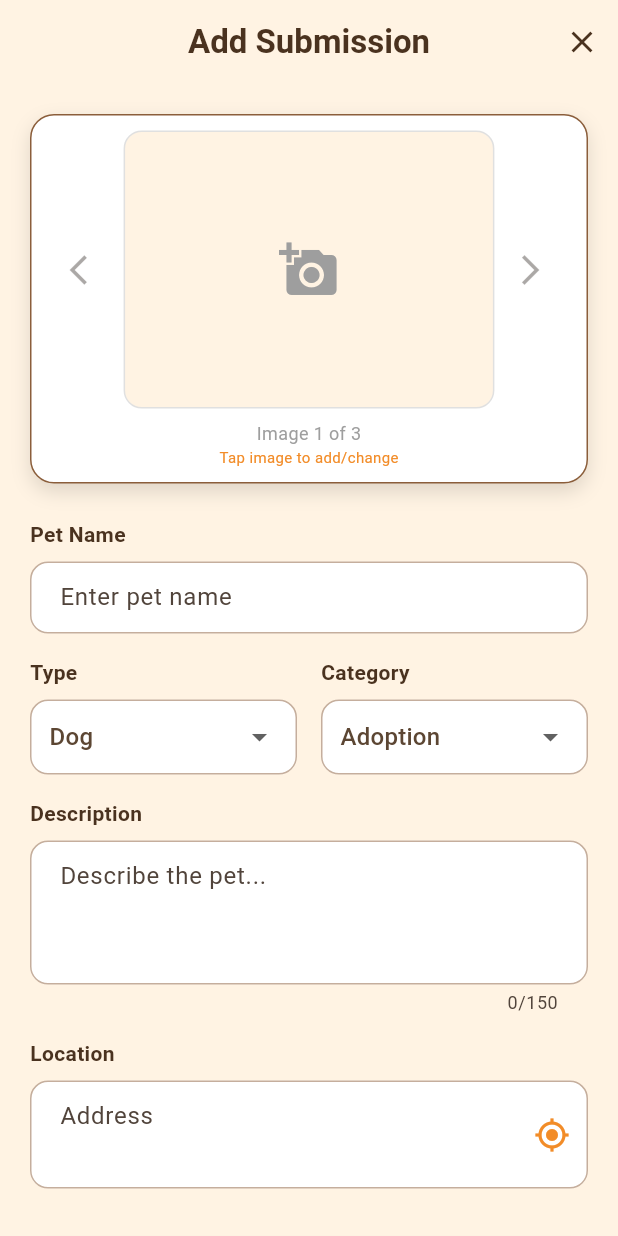
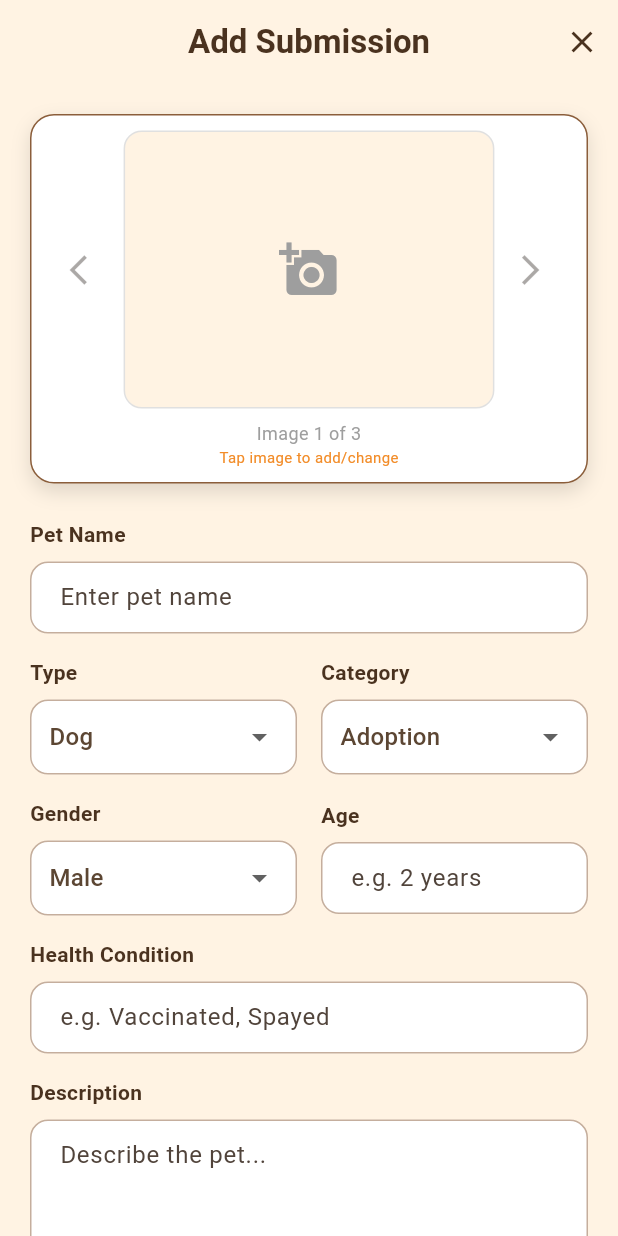
Before and after one commit to RidhwanAC/app_pawpal2, a Flutter app: the AddSubmissionScreen screen opened directly with empty values, on a phone screen of 412 x 824 dp. Run offline on Flutter 3.47's test engine with Material 3 defaults, Android fonts, the phone set to English and light mode, and no system bars; our stand-ins replace geocoding, geolocator, image_cropper, image_picker, shared_preferences; accounts and stored records are empty.

Commit message:
cp2-added explore submissions, add adoption

```diff
--- a/lib/models/pet.dart
+++ b/lib/models/pet.dart
@@ -1,49 +1,73 @@
 class Pet {
   String? petId;
+  String? userId;
+  String? userName;
   String? petName;
   String? petType;
   String? category;
+  String? gender;
+  String? age;
+  String? health;
   String? description;
   String? imagePaths;
   String? lat;
   String? lng;
   String? createdAt;
+  String? status;
 
   Pet({
     this.petId,
+    this.userId,
+    this.userName,
     this.petName,
     this.petType,
     this.category,
+    this.gender,
+    this.age,
+    this.health,
     this.description,
     this.imagePaths,
     this.lat,
     this.lng,
     this.createdAt,
+    this.status,
   });
 
   Pet.fromJson(Map<String, dynamic> json) {
     petId = json['pet_id'].toString();
+    userId = json['user_id'].toString();
+    userName = json['user_name'];
     petName = json['pet_name'];
     petType = json['pet_type'];
     category = json['category'];
+    gender = json['gender'];
+    age = json['age'];
+    health = json['health'];
     description = json['description'];
     imagePaths = json['image_paths'];
     lat = json['lat'].toString();
     lng = json['lng'].toString();
     createdAt = json['created_at'];
+    status = json['status'];
   }
 
   Map<String, dynamic> toJson() {
     final Map<String, dynamic> pet = <String, dynamic>{};
     pet['pet_id'] = petId;
+    pet['user_id'] = userId;
+    pet['user_name'] = userName;
     pet['pet_name'] = petName;
     pet['pet_type'] = petType;
     pet['category'] = category;
+    pet['gender'] = gender;
+    pet['age'] = age;
+    pet['health'] = health;
     pet['description'] = description;
     pet['image_paths'] = imagePaths;
     pet['lat'] = lat;
     pet['lng'] = lng;
     pet['created_at'] = createdAt;
+    pet['status'] = status;
     return pet;
   }
 }
--- a/lib/models/user.dart
+++ b/lib/models/user.dart
@@ -32,6 +32,7 @@ class User {
     user['user_id'] = userId;
     user['user_name'] = name;
     user['user_email'] = email;
+    user['user_password'] = password;
     user['user_phone'] = phone;
     user['profile_image'] = profileImage;
     user['reg_date'] = regDate;
--- a/lib/views/login.dart
+++ b/lib/views/login.dart
@@ -156,9 +156,11 @@ class _LoginViewState extends State<LoginView> {
     SharedPreferences prefs = await SharedPreferences.getInstance();
     if (isChecked) {
       prefs.setString('email', emailController.text);
+      prefs.setString('password', passwordController.text);
       prefs.setBool('rememberMe', isChecked);
     } else {
       prefs.remove('email');
+      prefs.remove('password');
       prefs.remove('rememberMe');
     }
   }
@@ -168,7 +170,9 @@ class _LoginViewState extends State<LoginView> {
       bool? rememberMe = prefs.getBool('rememberMe');
       if (rememberMe != null && rememberMe) {
         String? email = prefs.getString('email');
+        String? password = prefs.getString('password');
         emailController.text = email ?? '';
+        passwordController.text = password ?? '';
         isChecked = true;
         setState(() {});
       }
--- a/lib/views/sc_addsubmission.dart
+++ b/lib/views/sc_addsubmission.dart
@@ -22,15 +22,19 @@ class AddSubmissionScreen extends StatefulWidget {
 class _AddSubmissionScreenState extends State<AddSubmissionScreen> {
   // Form field controllers
   final TextEditingController petNameController = TextEditingController();
+  final TextEditingController ageController = TextEditingController();
+  final TextEditingController healthController = TextEditingController();
   final TextEditingController descriptionController = TextEditingController();
   final TextEditingController addressController = TextEditingController();
 
   // Dropdown values
   String? selectedPetType = 'Dog';
   String? selectedCategory = 'Adoption';
+  String? selectedGender = 'Male';
 
   final List<String> petTypes = ['Dog', 'Cat', 'Rabbit', 'Other'];
   final List<String> categories = ['Adoption', 'Donation'];
+  final List<String> genders = ['Male', 'Female', 'Unknown'];
 
   List<File?> images = [null, null, null];
   List<Uint8List?> webImages = [null, null, null];
@@ -41,6 +45,8 @@ class _AddSubmissionScreenState extends State<AddSubmissionScreen> {
   @override
   void dispose() {
     petNameController.dispose();
+    ageController.dispose();
+    healthController.dispose();
     descriptionController.dispose();
     addressController.dispose();
     super.dispose();
@@ -224,6 +230,61 @@ class _AddSubmissionScreenState extends State<AddSubmissionScreen> {
                   ),
                 ),
               ],
+            ),
+            const SizedBox(height: 16),
+
+            Row(
+              children: [
+                Expanded(
+                  child: Column(
+                    crossAxisAlignment: CrossAxisAlignment.start,
+                    children: [
+                      _buildLabel("Gender"),
+                      Container(
+                        padding: const EdgeInsets.symmetric(horizontal: 12),
+                        decoration: _boxDecoration(),
+                        child: DropdownButtonHideUnderline(
+                          child: DropdownButton<String>(
+                            value: selectedGender,
+                            isExpanded: true,
+                            items: genders.map((String value) {
+                              return DropdownMenuItem<String>(
+                                value: value,
+                                child: Text(value),
+                              );
+                            }).toList(),
+                            onChanged: (String? newValue) {
+                              setState(() {
+                                selectedGender = newValue!;
+                              });
+                            },
+                          ),
+                        ),
+                      ),
+                    ],
+                  ),
+                ),
+                const SizedBox(width: 16),
+                Expanded(
+                  child: Column(
+                    crossAxisAlignment: CrossAxisAlignment.start,
+                    children: [
+                      _buildLabel("Age"),
+                      TextField(
+                        controller: ageController,
+                        decoration: _inputDecoration("e.g. 2 years"),
+                      ),
+                    ],
+                  ),
+                ),
+              ],
+            ),
+            const SizedBox(height: 16),
+
+            _buildLabel("Health Condition"),
+            TextField(
+              controller: healthController,
+              decoration: _inputDecoration("e.g. Vaccinated, Spayed"),
             ),
             const SizedBox(height: 16),
 
@@ -586,6 +647,8 @@ class _AddSubmissionScreenState extends State<AddSubmissionScreen> {
       return;
     }
     if (petNameController.text.isEmpty ||
+        ageController.text.isEmpty ||
+        healthController.text.isEmpty ||
         descriptionController.text.isEmpty ||
         addressController.text.isEmpty) {
       ScaffoldMessenger.of(context).showSnackBar(
@@ -624,6 +687,9 @@ class _AddSubmissionScreenState extends State<AddSubmissionScreen> {
     String petName = petNameController.text.trim();
     String petType = selectedPetType!;
     String category = selectedCategory!;
+    String gender = selectedGender!;
+    String age = ageController.text.trim();
+    String health = healthController.text.trim();
     String description = descriptionController.text.trim();
     String lat = currentPosition!.latitude.toString();
     String lng = currentPosition!.longitude.toString();
@@ -664,6 +730,9 @@ class _AddSubmissionScreenState extends State<AddSubmissionScreen> {
       request.fields['petName'] = petName;
       request.fields['petType'] = petType;
       request.fields['category'] = category;
+      request.fields['gender'] = gender;
+      request.fields['age'] = age;
+      request.fields['health'] = health;
       request.fields['description'] = description;
       request.fields['lat'] = lat;
       request.fields['lng'] = lng;
--- a/lib/views/sc_main.dart
+++ b/lib/views/sc_main.dart
@@ -2,6 +2,7 @@ import 'package:app_pawpal2/config/config.dart';
 import 'package:app_pawpal2/config/app_theme.dart';
 import 'package:app_pawpal2/models/user.dart';
 import 'package:app_pawpal2/views/sc_auth.dart';
+import 'package:app_pawpal2/views/sc_explore.dart';
 import 'package:app_pawpal2/views/sc_mysubmission.dart';
 import 'package:app_pawpal2/views/sc_profile.dart';
 import 'package:flutter/material.dart';
@@ -29,7 +30,7 @@ class _MainScreenState extends State<MainScreen> {
   Widget build(BuildContext context) {
     final List<Widget> screens = [
       MySubmissionScreen(user: _user),
-      const Center(child: Text("Explore Submissions (Coming Soon)")),
+      ExploreScreen(user: _user),
       const Center(child: Text("My Donations (Coming Soon)")),
       ProfileScreen(
         user: _user,
--- a/lib/views/sc_mysubmission.dart
+++ b/lib/views/sc_mysubmission.dart
@@ -319,6 +319,10 @@ class _MySubmissionScreenState extends State<MySubmissionScreen> {
                     const SizedBox(height: 16),
                     Text("Type: ${pet.petType}"),
                     Text("Category: ${pet.category}"),
+                    Text("Gender: ${pet.gender ?? 'N/A'}"),
+                    Text("Age: ${pet.age ?? 'N/A'}"),
+                    Text("Health: ${pet.health ?? 'N/A'}"),
+                    Text("Status: ${pet.status ?? 'N/A'}"),
                     const SizedBox(height: 10),
                     const Text(
                       "Description:",
```
Also changed, not shown: lib/views/sc_explore.dart (added, +186 -0 lines), lib/views/sc_pet_details.dart (added, +199 -0 lines), 6 other files.
